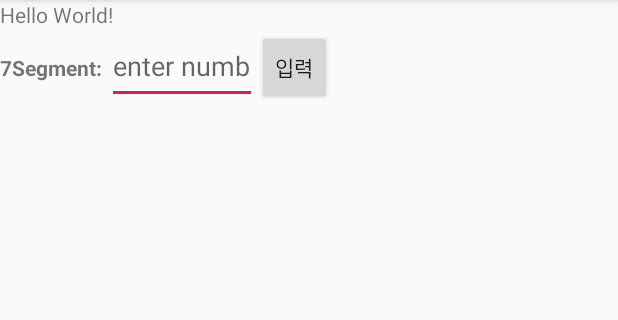
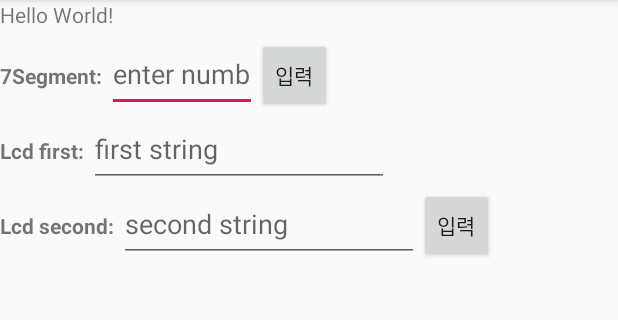
Before and after one commit to Shinyeong97/Design-of-Embedded-System-Term-Project, an Android app: the screen it shows after launch (MainActivity), on a phone screen of 412 x 824 dp, the part 84-404 px from its top. Run offline under Robolectric (Android 15) with nearby library versions, the phone set to English and light mode, and no system bars; 2 statements that could not run were skipped.

Commit message:
Update MainActivity and activity_main.xml for lcd.c

```diff
--- a/app/src/main/java/com/example/test/MainActivity.java
+++ b/app/src/main/java/com/example/test/MainActivity.java
@@ -8,13 +8,13 @@ import android.widget.Button;
 import android.widget.EditText;
 import android.widget.TextView;
 
-import java.util.ArrayList;
-import java.util.List;
-
 public class MainActivity extends AppCompatActivity {
     TextView tv;
-    EditText input;
-    Button btn;
+    EditText sseg_input;
+    Button sseg_btn;
+    EditText lcd_input1;
+    EditText lcd_input2;
+    Button lcd_btn;
 
     // Used to load the 'native-lib' library on application startup.
     static {
@@ -34,18 +34,33 @@ public class MainActivity extends AppCompatActivity {
 
         // Example of a call to a native method
         tv = findViewById(R.id.sample_text);
-        input = findViewById(R.id.input);
-        btn = findViewById(R.id.button);
+        sseg_input = findViewById(R.id.sseg_input);
+        sseg_btn = findViewById(R.id.sseg_btn);
+        lcd_input1 = findViewById(R.id.lcd_input1);
+        lcd_input2 = findViewById(R.id.lcd_input2);
+        lcd_btn = findViewById(R.id.lcd_btn);
 
-        LcdWrite("hi", "android");
-
-        btn.setOnClickListener(new View.OnClickListener() {
+        sseg_btn.setOnClickListener(new View.OnClickListener() {
             @Override
             public void onClick(View view) {
                 int data = getData();
                 SSegmentWrite(data);
-                input.setText("");
+                sseg_input.setText("");
                 tv.setText("7segment settext to "+ Integer.toString(data));
+            }
+        });
+
+        lcd_btn.setOnClickListener(new View.OnClickListener() {
+            @Override
+            public void onClick(View view) {
+                String first = lcd_input1.getText().toString();
+                String second = lcd_input2.getText().toString();
+
+                if (first.equals("") || second.equals("")){
+                    return;
+                } else {
+                    LcdWrite(first, second);
+                }
             }
         });
 
@@ -53,7 +68,7 @@ public class MainActivity extends AppCompatActivity {
     }
 
     public int getData(){
-        return Integer.parseInt(input.getText().toString());
+        return Integer.parseInt(sseg_input.getText().toString());
     }
 
 
--- a/app/src/main/res/layout/activity_main.xml
+++ b/app/src/main/res/layout/activity_main.xml
@@ -7,6 +7,8 @@
     tools:context=".MainActivity">
 
     <LinearLayout
+        android:id="@+id/sseg_layout"
+        android:layout_marginVertical="5dp"
         android:layout_width="match_parent"
         android:layout_height="wrap_content"
         android:orientation="horizontal"
@@ -20,7 +22,7 @@
             android:text="7Segment: " />
 
         <EditText
-            android:id="@+id/input"
+            android:id="@+id/sseg_input"
             android:layout_width="100dp"
             android:layout_height="50dp"
             android:hint="enter number"
@@ -28,7 +30,59 @@
             android:maxLength="4" />
 
         <Button
-            android:id="@+id/button"
+            android:id="@+id/sseg_btn"
+            android:layout_width="50dp"
+            android:layout_height="50dp"
+            android:text="입력" />
+    </LinearLayout>
+
+    <LinearLayout
+        android:id="@+id/lcd_layout1"
+        android:layout_width="match_parent"
+        android:layout_height="wrap_content"
+        android:orientation="horizontal"
+        app:layout_constraintTop_toBottomOf="@+id/sseg_layout"
+        app:layout_constraintLeft_toLeftOf="parent">
+
+        <TextView
+            android:layout_width="wrap_content"
+            android:layout_height="wrap_content"
+            android:textStyle="bold"
+            android:text="Lcd first: " />
+
+        <EditText
+            android:id="@+id/lcd_input1"
+            android:layout_width="200dp"
+            android:layout_height="50dp"
+            android:hint="first string"
+            android:inputType="text"
+            android:maxLength="16" />
+    </LinearLayout>
+
+    <LinearLayout
+        android:id="@+id/lcd_layout2"
+        android:layout_width="match_parent"
+        android:layout_height="wrap_content"
+        android:orientation="horizontal"
+        app:layout_constraintTop_toBottomOf="@+id/lcd_layout1"
+        app:layout_constraintLeft_toLeftOf="parent">
+
+        <TextView
+            android:layout_width="wrap_content"
+            android:layout_height="wrap_content"
+            android:textStyle="bold"
+            android:text="Lcd second: " />
+
+        <EditText
+            android:id="@+id/lcd_input2"
+            android:layout_width="200dp"
+            android:layout_height="50dp"
+            android:hint="second string"
+            android:inputType="text"
+            android:maxLength="16" />
+
+        <Button
+            android:id="@+id/lcd_btn"
             android:layout_width="50dp"
             android:layout_height="50dp"
             android:text="입력" />
```
Also changed, not shown: 1 other file.
